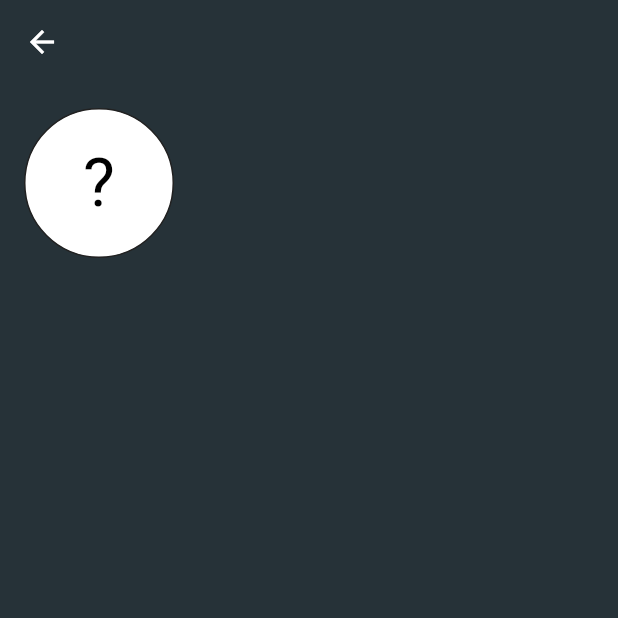
After one commit to AthanasiosPapazoglou/exp_margins, a Flutter app: the screen it shows after launch, after a tap on the "add" icon, on a phone screen of 412 x 824 dp, the top half of it. The commit adds this screen. Run offline on Flutter 3.47's test engine with Material 2 defaults, Android fonts, the phone set to English and light mode, and no system bars.

Commit message:
new page progress

```diff
--- a/lib/main_menu.dart
+++ b/lib/main_menu.dart
@@ -2,8 +2,9 @@
 
 // ignore_for_file: prefer_const_literals_to_create_immutables, prefer_const_constructors
 
-import 'package:exp_margins/screenPages/margins_page.dart';
 import 'package:flutter/material.dart';
+
+import 'navPages/margins_page.dart';
 
 class MainMenu extends StatefulWidget {
   const MainMenu({Key? key}) : super(key: key);
--- a/lib/screenPages/margins_page.dart
+++ b/lib/navPages/margins_page.dart
@@ -1,5 +1,6 @@
 // ignore_for_file: prefer_const_constructors
 
+import 'package:exp_margins/noNavPages/new_category_page.dart';
 import 'package:exp_margins/providers/data_provider.dart';
 import 'package:flutter/material.dart';
 import 'dart:math';
@@ -18,7 +19,7 @@ class MarginsPage extends StatelessWidget {
       children: [
         Expanded(
           child: ListView.builder(
-            itemCount: 6,
+            itemCount: currentData.categoryNames.length,
             itemBuilder: (BuildContext context, int index) {
               return CategoryItemUI(
                 cardColor: currentData.categoryColors[index],
@@ -31,6 +32,14 @@ class MarginsPage extends StatelessWidget {
         ),
         Padding(
           padding: const EdgeInsets.all(8.0),
+          child: GestureDetector(
+            onTap: () {
+              Navigator.push(
+                context,
+                MaterialPageRoute(
+                    builder: (context) => const NewCategoryPage()),
+              );
+            },
             child: Container(
               child: Icon(
                 Icons.add,
@@ -43,6 +52,7 @@ class MarginsPage extends StatelessWidget {
                   borderRadius: BorderRadius.circular(90),
                   color: Colors.green.shade400),
             ),
+          ),
         )
       ],
     );
--- /dev/null
+++ b/lib/noNavPages/new_category_page.dart
@@ -0,0 +1,61 @@
+// ignore_for_file: prefer_const_constructors
+
+import 'package:flutter/material.dart';
+import 'package:provider/provider.dart';
+
+class NewCategoryPage extends StatelessWidget {
+  const NewCategoryPage({Key? key}) : super(key: key);
+
+  @override
+  Widget build(BuildContext context) {
+    return Scaffold(
+      backgroundColor: Colors.blueGrey.shade900,
+      appBar: AppBar(
+        backgroundColor: Colors.blueGrey.shade900,
+        elevation: 0,
+        leading: GestureDetector(
+          onTap: () {
+            Navigator.pop(context);
+          },
+          child: Container(
+            color: Colors.blueGrey.shade900,
+            height: 30,
+            width: 30,
+            child: const Icon(
+              Icons.arrow_back,
+              color: Colors.white,
+            ),
+          ),
+        ),
+      ),
+      body: Column(
+        children: <Widget>[
+          Padding(
+            padding: const EdgeInsets.all(16.0),
+            child: Container(
+              width: 100,
+              height: 100,
+              decoration: BoxDecoration(
+                shape: BoxShape.circle,
+                color: Colors.white,
+                border: Border.all(
+                  width: 1.0,
+                  color: ThemeData.dark().primaryColor
+                )
+              ),
+              child: Center(
+                child: Text(
+                  '?',
+                  style: TextStyle(
+                    color: Colors.black,
+                    fontSize: 45,
+                  ),
+                ),
+              ),
+            ),
+          ),
+        ],
+      ),
+    );
+  }
+}
--- a/lib/providers/data_provider.dart
+++ b/lib/providers/data_provider.dart
@@ -8,7 +8,7 @@ class DataProviding extends ChangeNotifier {
     'Clothing',
     'Coffee',
     'Snacks',
-    'Gas'
+    'Gas',
   ];
 
   final List<Color> categoryColors = [
@@ -17,7 +17,7 @@ class DataProviding extends ChangeNotifier {
     Colors.blue,
     Colors.yellow,
     Colors.orange,
-    Colors.purple
+    Colors.purple,
   ];
 
   final List<IconData> categoryIcons = [
@@ -26,7 +26,7 @@ class DataProviding extends ChangeNotifier {
     Icons.shopping_bag,
     Icons.coffee,
     Icons.fastfood_rounded,
-    Icons.local_gas_station
+    Icons.local_gas_station,
   ];
 
   final List<double> categoryPercentiles = [
```
Lines whose indentation alone changed are shown as unchanged.
